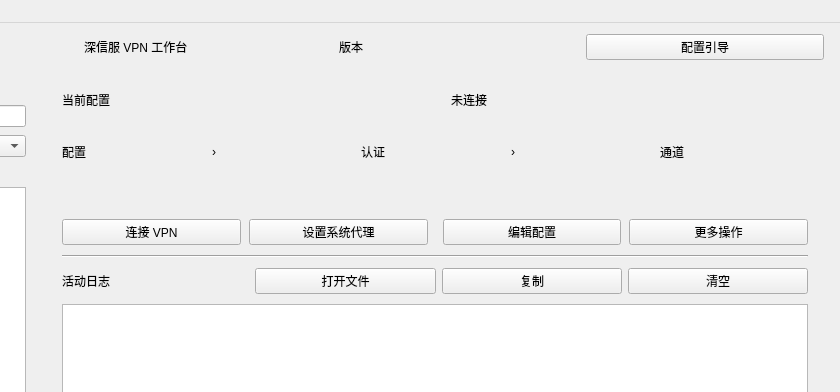
The window that presentation/main/mainwindow.ui (HuoXiaolin/EZ4Connectpro) describes before a commit, drawn with Qt 5; both pictures show x 220 to 1060 and y 0 to 392 of the 1060 by 680 pixel window.
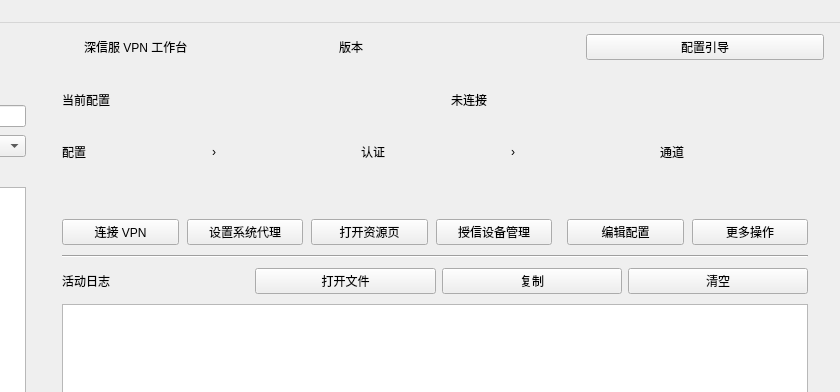
The same window after the commit. Icons and pictures are not drawn.

Diff of the .ui file:
```diff
--- a/presentation/main/mainwindow.ui
+++ b/presentation/main/mainwindow.ui
@@ -12,7 +12,7 @@
   </property>
   <property name="minimumSize">
    <size>
-    <width>780</width>
+    <width>960</width>
     <height>530</height>
    </size>
   </property>
@@ -465,6 +465,16 @@
              </property>
             </widget>
            </item>
+           <item>
+            <widget class="QPushButton" name="resourcePageButton">
+             <property name="text"><string>打开资源页</string></property>
+            </widget>
+           </item>
+           <item>
+            <widget class="QPushButton" name="manageTrustedDevicesButton">
+             <property name="text"><string>授信设备管理</string></property>
+            </widget>
+           </item>
            <item>
             <spacer name="actionSpace">
              <property name="orientation">
```
